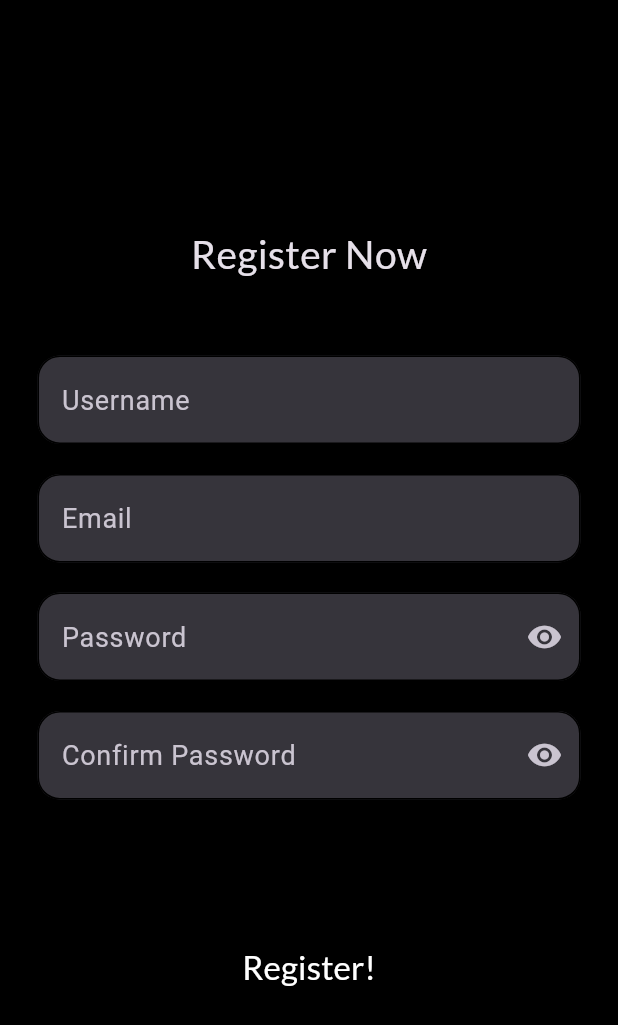
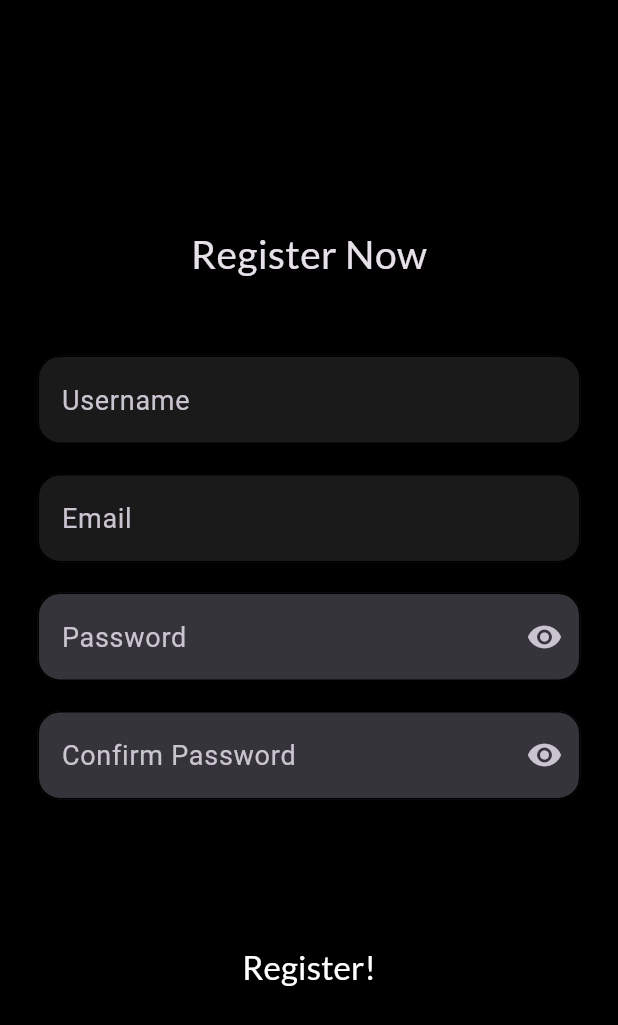
Before and after one commit to codecrafts1126/TYR, a Flutter app: the RegisterPage screen opened directly, on a phone screen of 412 x 824 dp. Shown: the top 1025 px of the screen. Run offline on Flutter 3.47's test engine with Material 2 defaults, Android fonts, the phone set to English and light mode, and no system bars; our stand-ins replace firebase_auth, firebase_core, google_fonts, shared_preferences; accounts and stored records are empty.

Commit message:
Changed the text fields color to something more dark

```diff
--- a/lib/Pages/create_task.dart
+++ b/lib/Pages/create_task.dart
@@ -132,6 +132,7 @@ class _CreateTaskState extends State<CreateTask> {
               child: GradientButton(
                 onPressed: () {},
                 text: 'Create',
+                fontSize: 22,
               ),
             ),
           ],
--- a/lib/components/character_limit_textfield.dart
+++ b/lib/components/character_limit_textfield.dart
@@ -30,6 +30,7 @@ class _CharacterLimitTextFieldState extends State<CharacterLimitTextField> {
         textAlign: TextAlign.start,
         controller: widget.controller,
         decoration: InputDecoration(
+          fillColor: const Color(0xFF1A1A1A),
           enabledBorder: OutlineInputBorder(
             borderRadius: BorderRadius.circular(15),
             borderSide: const BorderSide(color: Colors.black),
--- a/lib/components/textfield.dart
+++ b/lib/components/textfield.dart
@@ -35,6 +35,7 @@ class TheTextField extends StatelessWidget {
         textAlign: TextAlign.start,
         controller: controller,
         decoration: InputDecoration(
+          fillColor: const Color(0xFF1A1A1A),
           enabledBorder: OutlineInputBorder(
             borderRadius: BorderRadius.circular(15),
             borderSide: const BorderSide(color: Colors.black),
```
